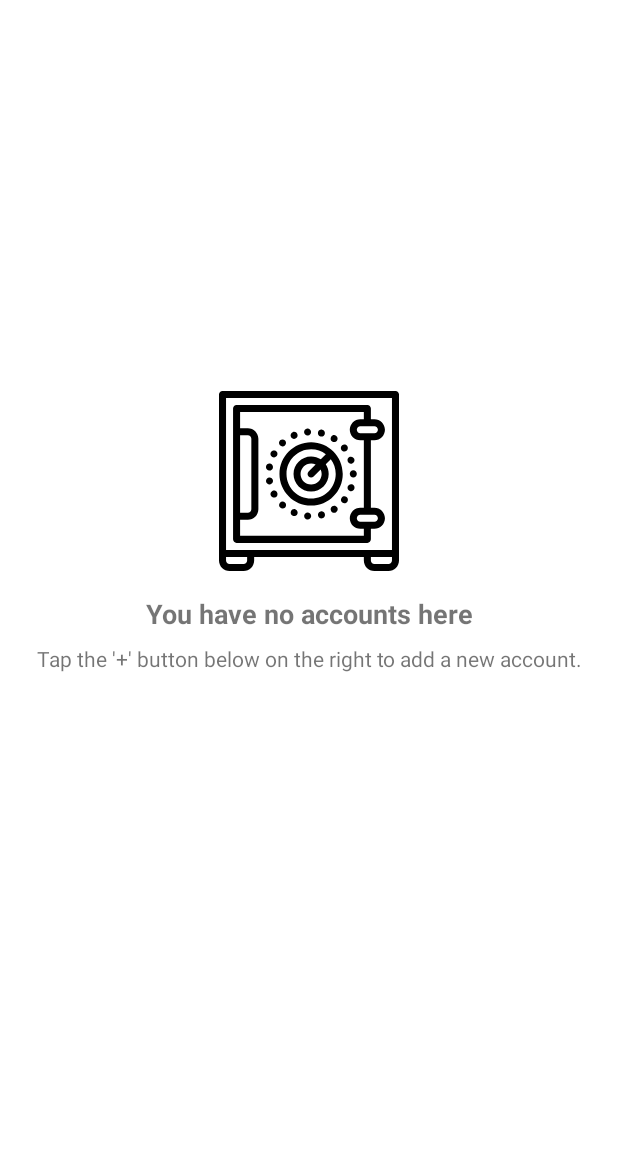
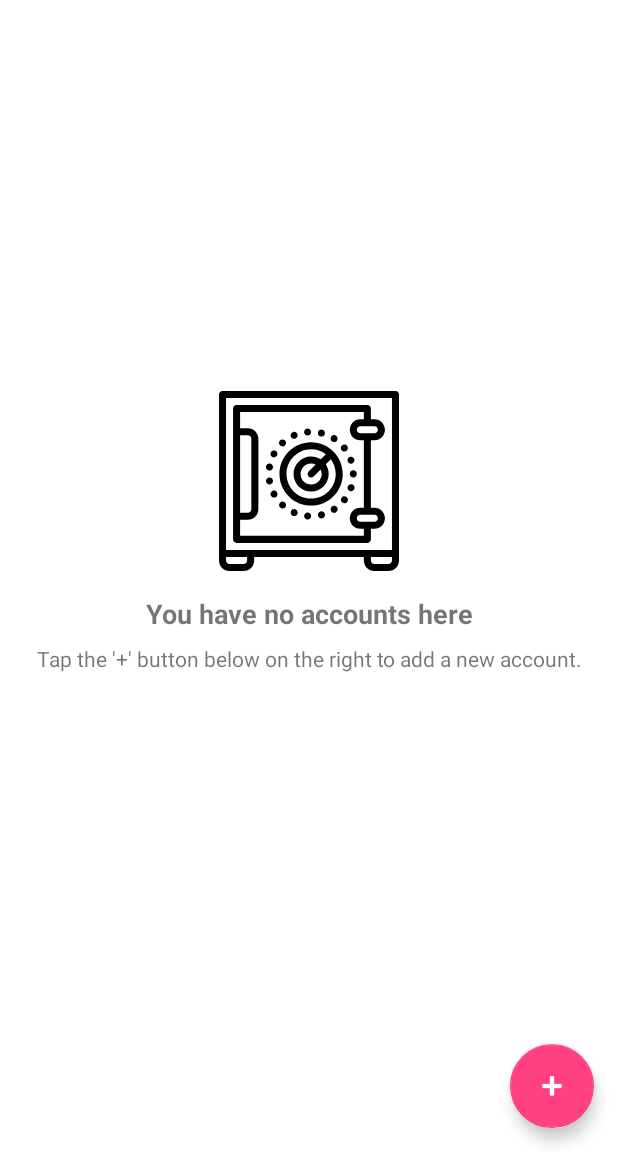
Before and after one commit to liamo7/Skint, an Android app: the screen it shows after launch (AccountListActivity), on a phone screen of 412 x 824 dp, the part 84-1236 px from its top. Run offline under Robolectric (Android 15) with nearby library versions, the phone set to English and light mode, and no system bars; our stand-ins replace Timber; libraries missing offline, so code that uses them is left out: com.facebook.stetho, com.squareup.leakcanary; 2 statements that could not run were skipped.

Commit message:
Adds floating action button for account creation.

```diff
--- a/app/src/main/java/com/loh/skint/SkintApp.kt
+++ b/app/src/main/java/com/loh/skint/SkintApp.kt
@@ -1,5 +1,20 @@
 package com.loh.skint
 
 import android.app.Application
+import com.facebook.stetho.Stetho
+import com.squareup.leakcanary.LeakCanary
+import timber.log.Timber
 
-class SkintApp : Application()
+class SkintApp : Application() {
+
+    override fun onCreate() {
+        super.onCreate()
+        if (LeakCanary.isInAnalyzerProcess(this)) return
+        LeakCanary.install(this)
+
+        if (BuildConfig.DEBUG) {
+            Timber.plant(Timber.DebugTree())
+            Stetho.initializeWithDefaults(this)
+        }
+    }
+}
--- a/app/src/main/res/layout/activity_account_list.xml
+++ b/app/src/main/res/layout/activity_account_list.xml
@@ -74,4 +74,15 @@
         app:layout_constraintTop_toBottomOf="@id/toolbar"
         tools:listitem="@layout/item_account_list"/>
 
+    <android.support.design.widget.FloatingActionButton
+        android:id="@+id/fab_create_account"
+        android:layout_width="wrap_content"
+        android:layout_height="wrap_content"
+        android:layout_margin="@dimen/fab_margin"
+        android:src="@android:drawable/ic_input_add"
+        android:tint="@color/white"
+        app:fabSize="normal"
+        app:layout_constraintBottom_toBottomOf="parent"
+        app:layout_constraintEnd_toEndOf="parent"/>
+
 </android.support.constraint.ConstraintLayout>
--- a/app/src/main/res/values/dimens.xml
+++ b/app/src/main/res/values/dimens.xml
@@ -12,4 +12,5 @@
     <dimen name="empty_subtitle_margin_top">8dp</dimen>
     <dimen name="empty_icon_size">120dp</dimen>
     <dimen name="empty_title_size">18sp</dimen>
+    <dimen name="fab_margin">16dp</dimen>
 </resources>
```
